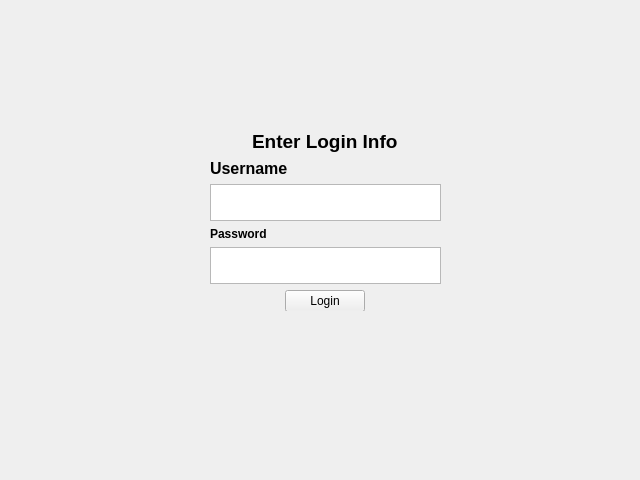
Sultan-Miscellaneous/GroupProject, file loginform.ui: the form before one commit.
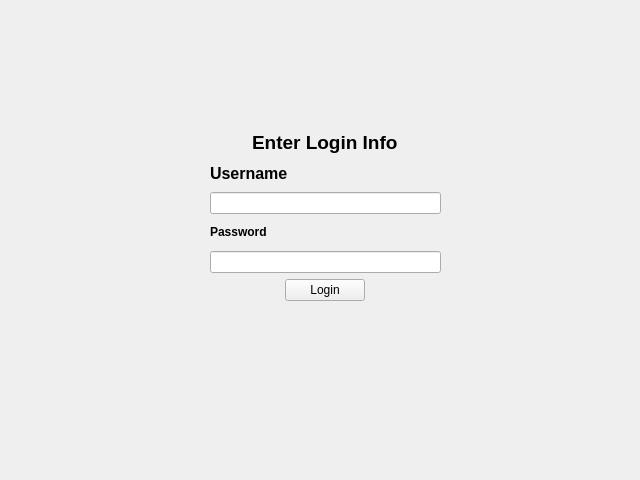
The form after the commit.

What changed in the file:
```diff
--- a/loginform.ui
+++ b/loginform.ui
@@ -19,7 +19,7 @@
      <x>210</x>
      <y>130</y>
      <width>231</width>
-     <height>181</height>
+     <height>171</height>
     </rect>
    </property>
    <layout class="QVBoxLayout" name="verticalLayout">
@@ -38,7 +38,7 @@
      </widget>
     </item>
     <item>
-     <widget class="QTextEdit" name="textEdit"/>
+     <widget class="QLineEdit" name="UsernameEdit"/>
     </item>
     <item>
      <widget class="QLabel" name="label_3">
@@ -48,7 +48,7 @@
      </widget>
     </item>
     <item>
-     <widget class="QTextEdit" name="textEdit_2"/>
+     <widget class="QLineEdit" name="PasswordEdit"/>
     </item>
     <item alignment="Qt::AlignHCenter">
      <widget class="QPushButton" name="pushButton">
```
Left out of the diff: 2 changed lines with no effect on the pictures.
